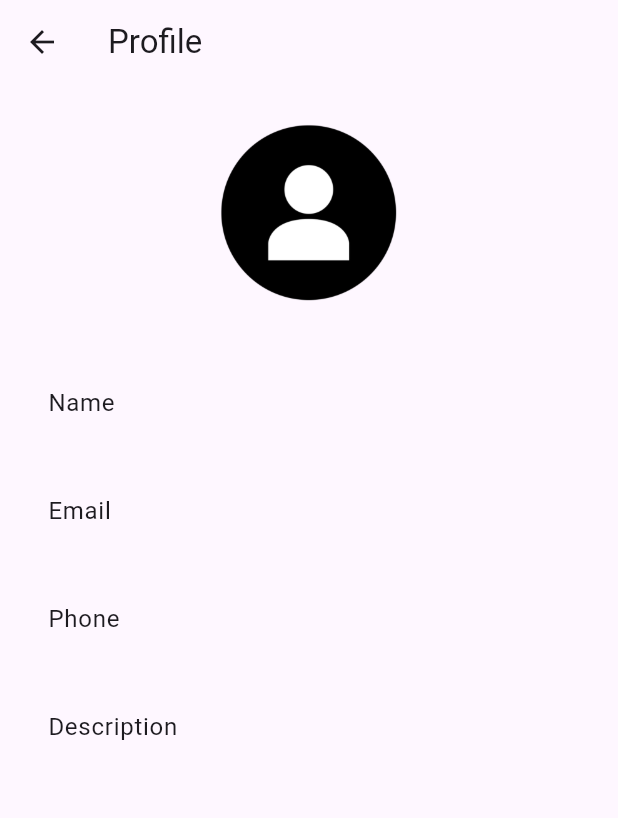
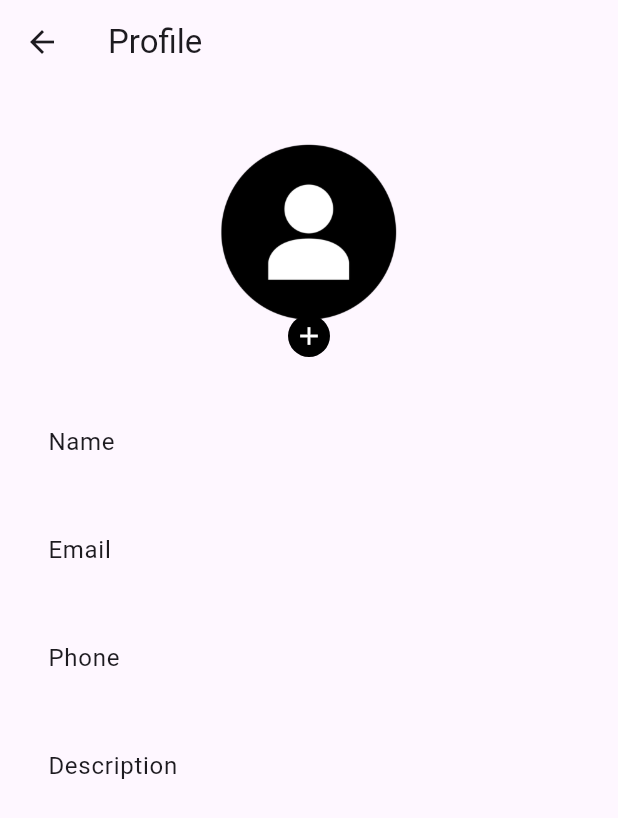
Before and after one commit to Hasib-39/khuje_pai, a Flutter app: the ProfilePage screen opened directly, on a phone screen of 412 x 824 dp. Shown: the top 818 px of the screen. Run offline on Flutter 3.47's test engine with Material 3 defaults, Android fonts, the phone set to English and light mode, and no system bars; our stand-ins replace cloud_firestore, firebase_auth, firebase_core, google_sign_in, image_picker; accounts and stored records are empty.

```diff
--- a/lib/views/profile.dart
+++ b/lib/views/profile.dart
@@ -1,6 +1,8 @@
 import 'package:cloud_firestore/cloud_firestore.dart';
 import 'package:firebase_auth/firebase_auth.dart';
 import 'package:flutter/material.dart';
+import 'package:khuje_pai/controller/profile_controller.dart';
+import 'package:provider/provider.dart';
 
 class ProfilePage extends StatefulWidget {
   const ProfilePage({super.key});
@@ -18,7 +20,11 @@ class _ProfilePageState extends State<ProfilePage> {
       appBar: AppBar(
         title: const Text('Profile'),
       ),
-      body: Stack(
+      body: ChangeNotifierProvider(
+          create: (_) => ProfileController(),
+        child: Consumer<ProfileController>(
+            builder: (context, provider, child){
+              return Stack(
                 children: [
                   Column(
                     children: [
@@ -45,8 +51,13 @@ class _ProfilePageState extends State<ProfilePage> {
                                 padding: const EdgeInsets.all(16.0),
                                 children: [
                                   // Displaying profile image in a container with border radius
-                          Container(
-                            width: 70, // Size of the image (matching CircleAvatar's radius * 2)
+                                  Stack(
+                                      alignment: Alignment.bottomCenter,
+                                      children:[
+                                        Padding(
+                                          padding: const EdgeInsets.symmetric(vertical: 13.0),
+                                          child: Container(
+                                            width: 140, // Size of the image (matching CircleAvatar's radius * 2)
                                             height: 140,
                                             decoration: BoxDecoration(
                                               shape: BoxShape.circle,
@@ -57,6 +68,20 @@ class _ProfilePageState extends State<ProfilePage> {
                                                 fit: BoxFit.contain, // Ensures the image is contained within the box
                                               ),
                                             ),
+                                          ),
+                                        ),
+                                        InkWell(
+                                          onTap: (){
+                                            provider.pickImage(context);
+                                          },
+                                          child: const CircleAvatar(
+                                            radius: 14,
+
+                                            backgroundColor: Colors.black,
+                                            child: Icon(Icons.add, size: 20, color: Colors.white,),
+                                          ),
+                                        )
+                                      ]
                                   ),
                                   const SizedBox(height: 32),
 
@@ -88,7 +113,10 @@ class _ProfilePageState extends State<ProfilePage> {
                     ],
                   ),
                 ],
+              );
+            }
         ),
+      )
     );
   }
 }
--- a/pubspec.yaml
+++ b/pubspec.yaml
@@ -40,6 +40,8 @@ dependencies:
   google_sign_in: ^6.2.2
   cloud_firestore: ^5.4.5
   the_apple_sign_in: ^1.1.1
+  image_picker: ^1.1.2
+  provider: ^6.1.2
 dev_dependencies:
   flutter_test:
     sdk: flutter
```
Also changed, not shown: lib/controller/profile_controller.dart (added, +59 -0 lines), pubspec.lock, 3 other files. Lines whose indentation alone changed are shown as unchanged.
